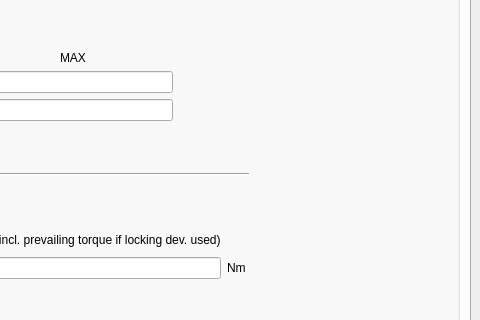
First picture: the form in BAT/src/gui/bat_gui.ui, repository misams/BAT, before the edit; both pictures show x 520 to 1000 and y 244 to 564 of the 1000 by 700 pixel window.
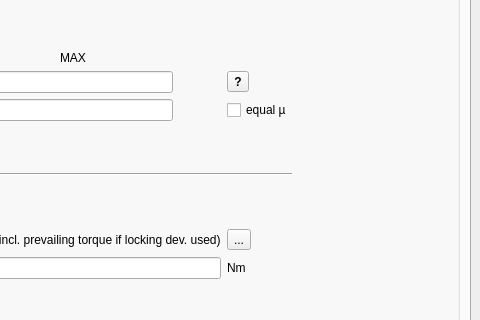
Second picture: the form after the edit.

```diff
--- a/BAT/src/gui/bat_gui.ui
+++ b/BAT/src/gui/bat_gui.ui
@@ -654,6 +654,33 @@
              </property>
             </widget>
            </item>
+           <item row="12" column="3">
+            <widget class="QToolButton" name="toolButton_torque_info">
+             <property name="text">
+              <string>...</string>
+             </property>
+            </widget>
+           </item>
+           <item row="8" column="3">
+            <widget class="QCheckBox" name="checkBox_same_mu">
+             <property name="text">
+              <string>equal µ</string>
+             </property>
+            </widget>
+           </item>
+           <item row="7" column="3">
+            <widget class="QToolButton" name="toolButton_mu_info">
+             <property name="font">
+              <font>
+               <weight>75</weight>
+               <bold>true</bold>
+              </font>
+             </property>
+             <property name="text">
+              <string>?</string>
+             </property>
+            </widget>
+           </item>
           </layout>
          </widget>
         </item>
```
Left out of the diff: 4 changed lines with no effect on the pictures.
